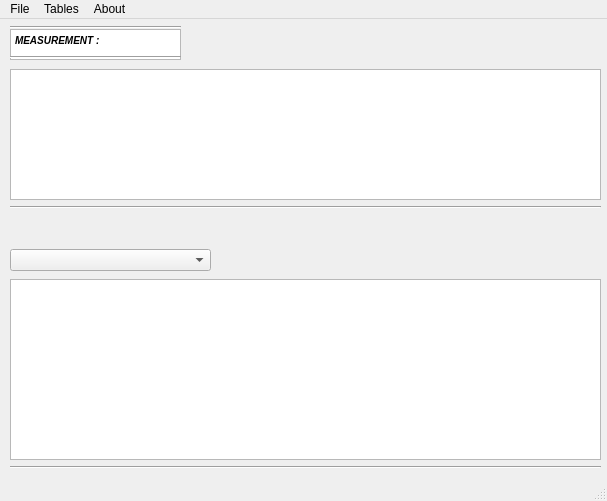
Old version of the form FFSDatabaseInterface.ui in the repository shimanskIA/FFS-Software.
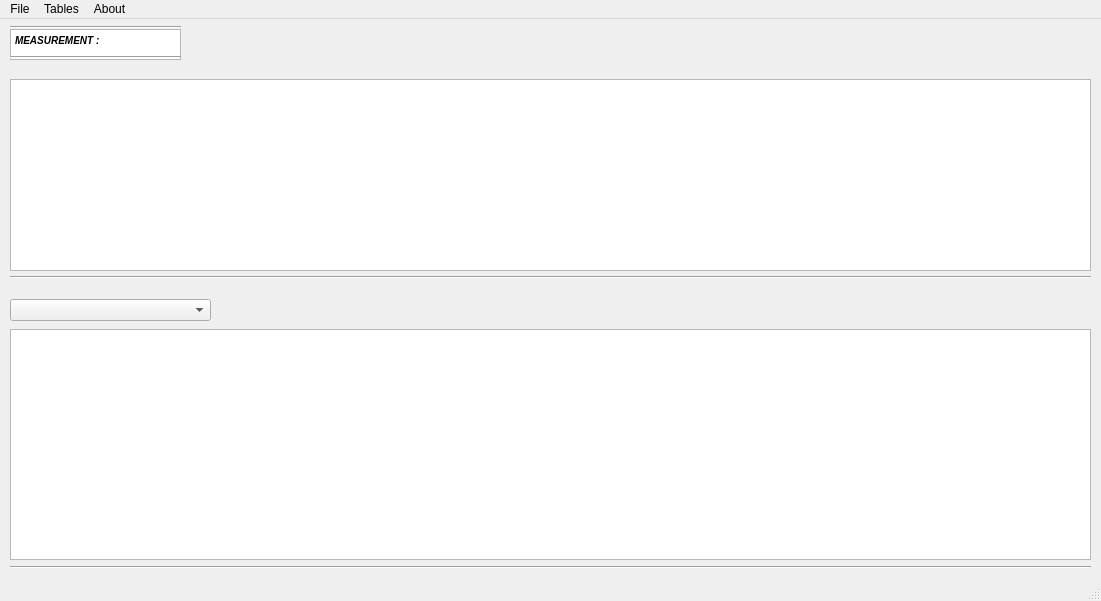
New version of the form.

Commit message: modified graphic interface, added output of samples and equipments

```diff
--- a/FFSDatabaseInterface.ui
+++ b/FFSDatabaseInterface.ui
@@ -6,14 +6,20 @@
    <rect>
     <x>0</x>
     <y>0</y>
-    <width>607</width>
-    <height>501</height>
+    <width>1101</width>
+    <height>601</height>
    </rect>
   </property>
   <property name="windowTitle">
    <string>FFSProcessor</string>
   </property>
   <widget class="QWidget" name="centralWidget">
+   <property name="sizePolicy">
+    <sizepolicy hsizetype="Fixed" vsizetype="Fixed">
+     <horstretch>0</horstretch>
+     <verstretch>0</verstretch>
+    </sizepolicy>
+   </property>
    <widget class="QTextBrowser" name="tableName">
     <property name="geometry">
      <rect>
@@ -64,33 +70,12 @@
      <enum>Qt::Horizontal</enum>
     </property>
    </widget>
-   <widget class="QTableView" name="majorTableView">
-    <property name="geometry">
-     <rect>
-      <x>10</x>
-      <y>50</y>
-      <width>591</width>
-      <height>131</height>
-     </rect>
-    </property>
-    <property name="sizePolicy">
-     <sizepolicy hsizetype="Expanding" vsizetype="Expanding">
-      <horstretch>0</horstretch>
-      <verstretch>0</verstretch>
-     </sizepolicy>
-    </property>
-    <property name="font">
-     <font>
-      <pointsize>9</pointsize>
-     </font>
-    </property>
-   </widget>
    <widget class="Line" name="line_3">
     <property name="geometry">
      <rect>
       <x>10</x>
-      <y>180</y>
-      <width>591</width>
+      <y>250</y>
+      <width>1081</width>
       <height>16</height>
      </rect>
     </property>
@@ -102,9 +87,9 @@
     <property name="geometry">
      <rect>
       <x>10</x>
-      <y>260</y>
-      <width>591</width>
-      <height>181</height>
+      <y>310</y>
+      <width>1081</width>
+      <height>231</height>
      </rect>
     </property>
    </widget>
@@ -112,8 +97,8 @@
     <property name="geometry">
      <rect>
       <x>10</x>
-      <y>440</y>
-      <width>591</width>
+      <y>540</y>
+      <width>1081</width>
       <height>16</height>
      </rect>
     </property>
@@ -125,19 +110,37 @@
     <property name="geometry">
      <rect>
       <x>10</x>
-      <y>230</y>
+      <y>280</y>
       <width>201</width>
       <height>22</height>
      </rect>
     </property>
    </widget>
+   <widget class="QTableView" name="majorTableView">
+    <property name="geometry">
+     <rect>
+      <x>10</x>
+      <y>60</y>
+      <width>1081</width>
+      <height>192</height>
+     </rect>
+    </property>
+    <property name="font">
+     <font>
+      <pointsize>7</pointsize>
+     </font>
+    </property>
+    <attribute name="horizontalHeaderHighlightSections">
+     <bool>false</bool>
+    </attribute>
+   </widget>
   </widget>
   <widget class="QMenuBar" name="menuBar">
    <property name="geometry">
     <rect>
      <x>0</x>
      <y>0</y>
-     <width>607</width>
+     <width>1101</width>
      <height>26</height>
     </rect>
    </property>
```
Left out of the diff: 2 changed lines with no effect on the pictures. The commit also changes 9 other files.
